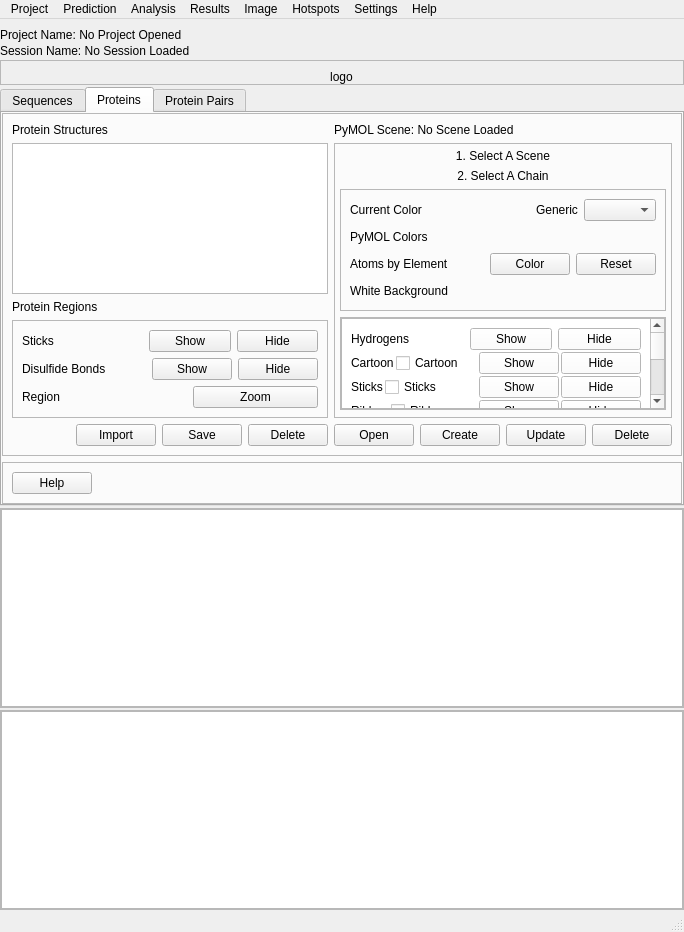
The window that pyssa/gui/ui/forms/main_view.ui (urban233/PySSA) describes before a commit, drawn with Qt 5.
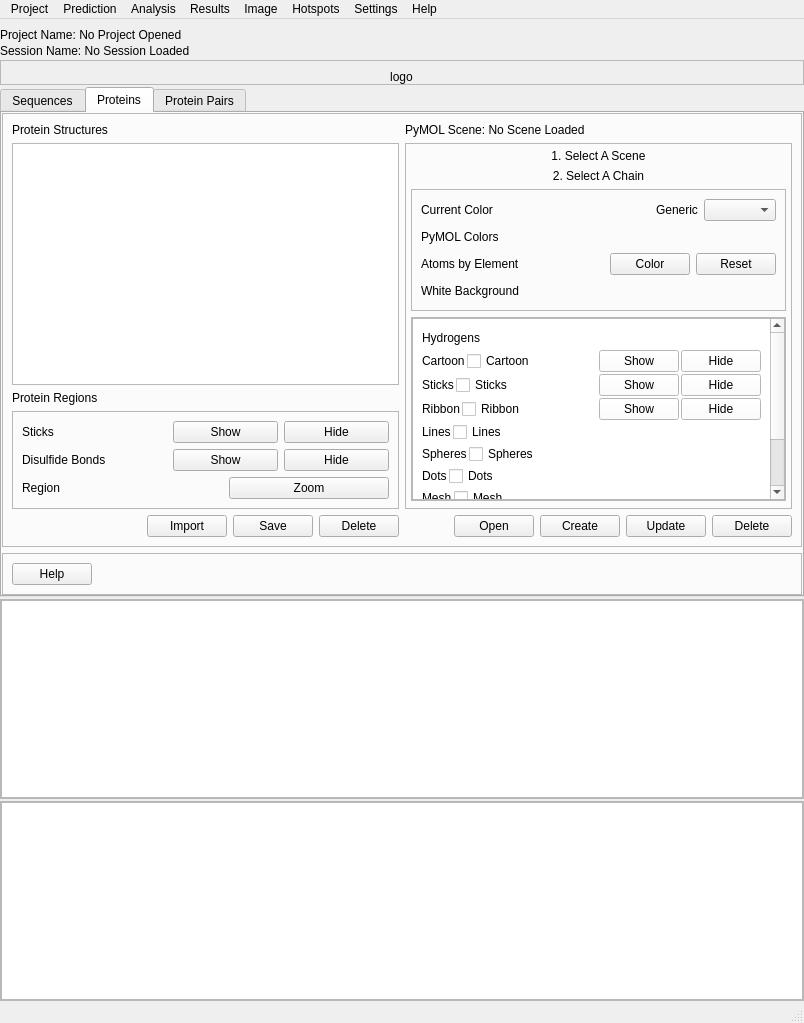
The same window after the commit. The open tabs and pages were chosen to show the change.

Commit message: fix: hydrogens toggle functionality in Proteins Tab and Protein Pairs Tab

Patch:
```diff
--- a/pyssa/gui/ui/forms/main_view.ui
+++ b/pyssa/gui/ui/forms/main_view.ui
@@ -6,8 +6,8 @@
    <rect>
     <x>0</x>
     <y>0</y>
-    <width>666</width>
-    <height>932</height>
+    <width>804</width>
+    <height>1023</height>
    </rect>
   </property>
   <property name="windowTitle">
@@ -686,8 +686,8 @@
                        <rect>
                         <x>0</x>
                         <y>0</y>
-                        <width>295</width>
-                        <height>285</height>
+                        <width>365</width>
+                        <height>302</height>
                        </rect>
                       </property>
                       <property name="styleSheet">
@@ -727,7 +727,7 @@
                             <enum>Qt::Horizontal</enum>
                            </property>
                            <property name="sizeType">
-                            <enum>QSizePolicy::Minimum</enum>
+                            <enum>QSizePolicy::Expanding</enum>
                            </property>
                            <property name="sizeHint" stdset="0">
                             <size>
@@ -737,20 +737,6 @@
                            </property>
                           </spacer>
                          </item>
-                         <item>
-                          <widget class="QPushButton" name="btn_protein_show_hydrogens">
-                           <property name="text">
-                            <string>Show</string>
-                           </property>
-                          </widget>
-                         </item>
-                         <item>
-                          <widget class="QPushButton" name="btn_protein_hide_hydrogens">
-                           <property name="text">
-                            <string>Hide</string>
-                           </property>
-                          </widget>
-                         </item>
                         </layout>
                        </item>
                        <item>
@@ -2220,7 +2206,7 @@
            <rect>
             <x>0</x>
             <y>0</y>
-            <width>662</width>
+            <width>800</width>
             <height>196</height>
            </rect>
           </property>
@@ -2318,7 +2304,7 @@
            <rect>
             <x>0</x>
             <y>0</y>
-            <width>662</width>
+            <width>800</width>
             <height>196</height>
            </rect>
           </property>
@@ -2368,8 +2354,8 @@
     <rect>
      <x>0</x>
      <y>0</y>
-     <width>666</width>
-     <height>21</height>
+     <width>804</width>
+     <height>26</height>
     </rect>
    </property>
    <widget class="QMenu" name="menuProject">
```
Left out of the diff: 6 changed lines with no effect on the pictures. The commit also changes 3 other files.
